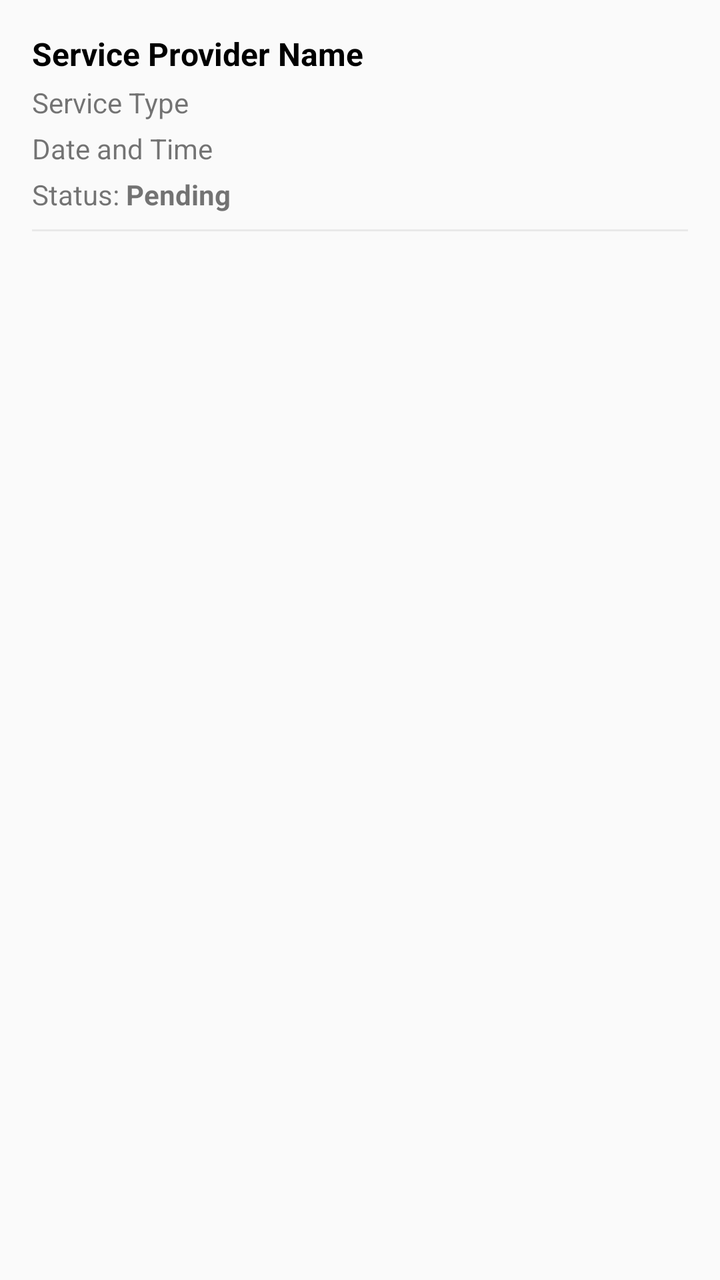
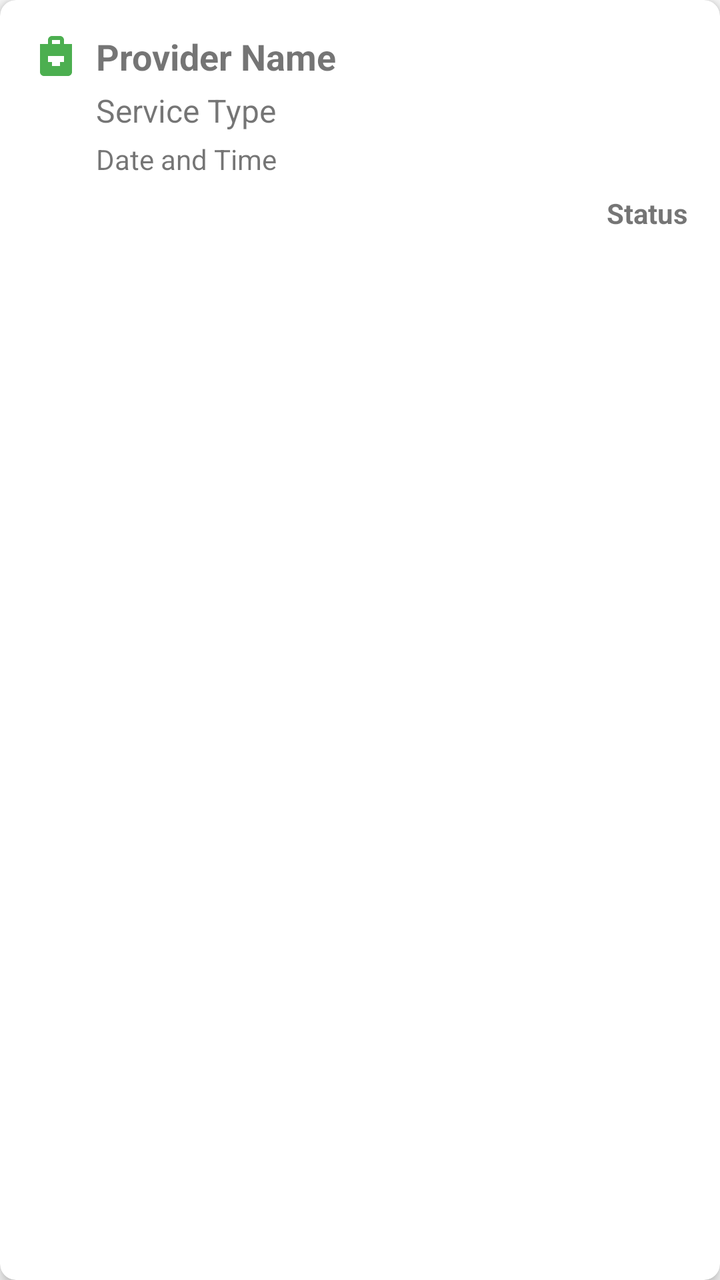

Compare the two renders of this Android layout. The source of the first and the diff that turns it into the second are given below.
<!-- AndroidManifest.xml: application theme AppTheme -->
<!-- res/layout/booking_item.xml -->
<?xml version="1.0" encoding="utf-8"?>
<LinearLayout xmlns:android="http://schemas.android.com/apk/res/android"
    android:layout_width="match_parent"
    android:layout_height="wrap_content"
    android:orientation="vertical"
    android:padding="16dp"
    android:background="?android:attr/selectableItemBackground">

    <TextView
        android:id="@+id/textViewProviderName"
        android:layout_width="match_parent"
        android:layout_height="wrap_content"
        android:text="Service Provider Name"
        android:textSize="16sp"
        android:textStyle="bold"
        android:textColor="@android:color/black" />

    <TextView
        android:id="@+id/textViewServiceType"
        android:layout_width="match_parent"
        android:layout_height="wrap_content"
        android:text="Service Type"
        android:textSize="14sp"
        android:layout_marginTop="4dp" />

    <TextView
        android:id="@+id/textViewDateTime"
        android:layout_width="match_parent"
        android:layout_height="wrap_content"
        android:text="Date and Time"
        android:textSize="14sp"
        android:layout_marginTop="4dp" />

    <LinearLayout
        android:layout_width="match_parent"
        android:layout_height="wrap_content"
        android:orientation="horizontal"
        android:layout_marginTop="4dp">

        <TextView
            android:layout_width="wrap_content"
            android:layout_height="wrap_content"
            android:text="Status: "
            android:textSize="14sp" />

        <TextView
            android:id="@+id/textViewStatus"
            android:layout_width="wrap_content"
            android:layout_height="wrap_content"
            android:text="Pending"
            android:textSize="14sp"
            android:textStyle="bold" />

    </LinearLayout>

    
    <TextView
        android:id="@+id/textViewBookingId"
        android:layout_width="match_parent"
        android:layout_height="0dp"
        android:visibility="gone" />

    <View
        android:layout_width="match_parent"
        android:layout_height="1dp"
        android:background="@android:color/darker_gray"
        android:layout_marginTop="8dp"
        android:alpha="0.2" />

</LinearLayout>
<!-- resources referenced by this layout -->
<resources>
  <style name="AppTheme" parent="Theme.AppCompat.Light.NoActionBar">
          <item name="colorPrimary">@color/colorPrimary</item>
          <item name="colorPrimaryDark">@color/colorPrimaryDark</item>
          <item name="colorAccent">@color/colorAccent</item>
          
  
          <item name="colorSecondary">@color/teal_200</item>
          <item name="colorSecondaryVariant">@color/teal_700</item>
          <item name="colorOnSecondary">@color/black</item>
          
          <item name="android:statusBarColor">?attr/colorPrimaryVariant</item>
      </style>
  <color name="colorPrimary">#6200EE</color>
  <color name="colorPrimaryDark">#3700B3</color>
  <color name="colorAccent">#03DAC5</color>
  <color name="teal_200">#FF03DAC5</color>
  <color name="teal_700">#FF018786</color>
  <color name="black">#FF000000</color>
</resources>

<!-- the commit's change to res/layout/booking_item.xml (unified diff, before → after) -->
@@ -1,70 +1,87 @@
 <?xml version="1.0" encoding="utf-8"?>
-<LinearLayout xmlns:android="http://schemas.android.com/apk/res/android"
+<androidx.cardview.widget.CardView
+    xmlns:android="http://schemas.android.com/apk/res/android"
+    xmlns:app="http://schemas.android.com/apk/res-auto"
     android:layout_width="match_parent"
     android:layout_height="wrap_content"
-    android:orientation="vertical"
-    android:padding="16dp"
-    android:background="?android:attr/selectableItemBackground">
+    android:layout_margin="8dp"
+    app:cardCornerRadius="8dp"
+    app:cardElevation="4dp">
 
-    <TextView
-        android:id="@+id/textViewProviderName"
+    <RelativeLayout
         android:layout_width="match_parent"
         android:layout_height="wrap_content"
-        android:text="Service Provider Name"
-        android:textSize="16sp"
-        android:textStyle="bold"
-        android:textColor="@android:color/black" />
+        android:padding="16dp">
 
-    <TextView
-        android:id="@+id/textViewServiceType"
-        android:layout_width="match_parent"
-        android:layout_height="wrap_content"
-        android:text="Service Type"
-        android:textSize="14sp"
-        android:layout_marginTop="4dp" />
-
-    <TextView
-        android:id="@+id/textViewDateTime"
-        android:layout_width="match_parent"
-        android:layout_height="wrap_content"
-        android:text="Date and Time"
-        android:textSize="14sp"
-        android:layout_marginTop="4dp" />
-
-    <LinearLayout
-        android:layout_width="match_parent"
-        android:layout_height="wrap_content"
-        android:orientation="horizontal"
-        android:layout_marginTop="4dp">
+        <ImageView
+            android:id="@+id/iconBookingType"
+            android:layout_width="24dp"
+            android:layout_height="24dp"
+            android:layout_alignParentStart="true"
+            android:layout_alignParentTop="true"
+            android:layout_marginEnd="8dp"
+            android:src="@drawable/ic_providing_service"
+            android:contentDescription="Booking type indicator" />
 
         <TextView
+            android:id="@+id/textViewProviderName"
             android:layout_width="wrap_content"
             android:layout_height="wrap_content"
-            android:text="Status: "
+            android:layout_toEndOf="@id/iconBookingType"
+            android:layout_alignParentTop="true"
+            android:text="Provider Name"
+            android:textSize="18sp"
+            android:textStyle="bold" />
+
+        <TextView
+            android:id="@+id/textViewRoleIndicator"
+            android:layout_width="wrap_content"
+            android:layout_height="wrap_content"
+            android:layout_alignParentEnd="true"
+            android:layout_alignParentTop="true"
+            android:text="You are providing"
+            android:textSize="12sp"
+            android:textColor="@color/colorAccent"
+            android:visibility="gone" />
+
+        <TextView
+            android:id="@+id/textViewServiceType"
+            android:layout_width="wrap_content"
+            android:layout_height="wrap_content"
+            android:layout_below="@id/textViewProviderName"
+            android:layout_marginTop="4dp"
+            android:layout_marginStart="32dp"
+            android:text="Service Type"
+            android:textSize="16sp" />
+
+        <TextView
+            android:id="@+id/textViewDateTime"
+            android:layout_width="wrap_content"
+            android:layout_height="wrap_content"
+            android:layout_below="@id/textViewServiceType"
+            android:layout_marginTop="4dp"
+            android:layout_marginStart="32dp"
+            android:text="Date and Time"
             android:textSize="14sp" />
 
         <TextView
             android:id="@+id/textViewStatus"
             android:layout_width="wrap_content"
             android:layout_height="wrap_content"
-            android:text="Pending"
+            android:layout_below="@id/textViewDateTime"
+            android:layout_marginTop="8dp"
+            android:layout_alignParentEnd="true"
+            android:text="Status"
             android:textSize="14sp"
             android:textStyle="bold" />
 
-    </LinearLayout>
+        
+        <TextView
+            android:id="@+id/textViewBookingId"
+            android:layout_width="0dp"
+            android:layout_height="0dp"
+            android:visibility="gone" />
 
-    
-    <TextView
-        android:id="@+id/textViewBookingId"
-        android:layout_width="match_parent"
-        android:layout_height="0dp"
-        android:visibility="gone" />
+    </RelativeLayout>
 
-    <View
-        android:layout_width="match_parent"
-        android:layout_height="1dp"
-        android:background="@android:color/darker_gray"
-        android:layout_marginTop="8dp"
-        android:alpha="0.2" />
-
-</LinearLayout>
+</androidx.cardview.widget.CardView>
<!-- resource entries referenced after the edit -->
@@ -1,5 +1,17 @@
 <!-- resources referenced by this layout -->
 <resources>
+  <color name="colorAccent">#03DAC5</color>
+  <!-- drawable ic_providing_service (drawable) -->
+  <?xml version="1.0" encoding="utf-8"?>
+  <vector xmlns:android="http://schemas.android.com/apk/res/android"
+      android:width="24dp"
+      android:height="24dp"
+      android:viewportWidth="24"
+      android:viewportHeight="24">
+      <path
+          android:fillColor="@color/confirmed_color"
+          android:pathData="M16,6L16,4c0,-1.11 -0.89,-2 -2,-2h-4c-1.11,0 -2,0.89 -2,2v2L4,6v14c0,1.11 0.89,2 2,2h12c1.11,0 2,-0.89 2,-2L20,6h-4zM10,4h4v2h-4L10,4zM16,15h-2v2h-4v-2L8,15v-3h8v3z"/>
+  </vector>
   <style name="AppTheme" parent="Theme.AppCompat.Light.NoActionBar">
           <item name="colorPrimary">@color/colorPrimary</item>
           <item name="colorPrimaryDark">@color/colorPrimaryDark</item>
@@ -12,9 +24,9 @@
           
           <item name="android:statusBarColor">?attr/colorPrimaryVariant</item>
       </style>
+  <color name="confirmed_color">#4CAF50</color>
   <color name="colorPrimary">#6200EE</color>
   <color name="colorPrimaryDark">#3700B3</color>
-  <color name="colorAccent">#03DAC5</color>
   <color name="teal_200">#FF03DAC5</color>
   <color name="teal_700">#FF018786</color>
   <color name="black">#FF000000</color>
